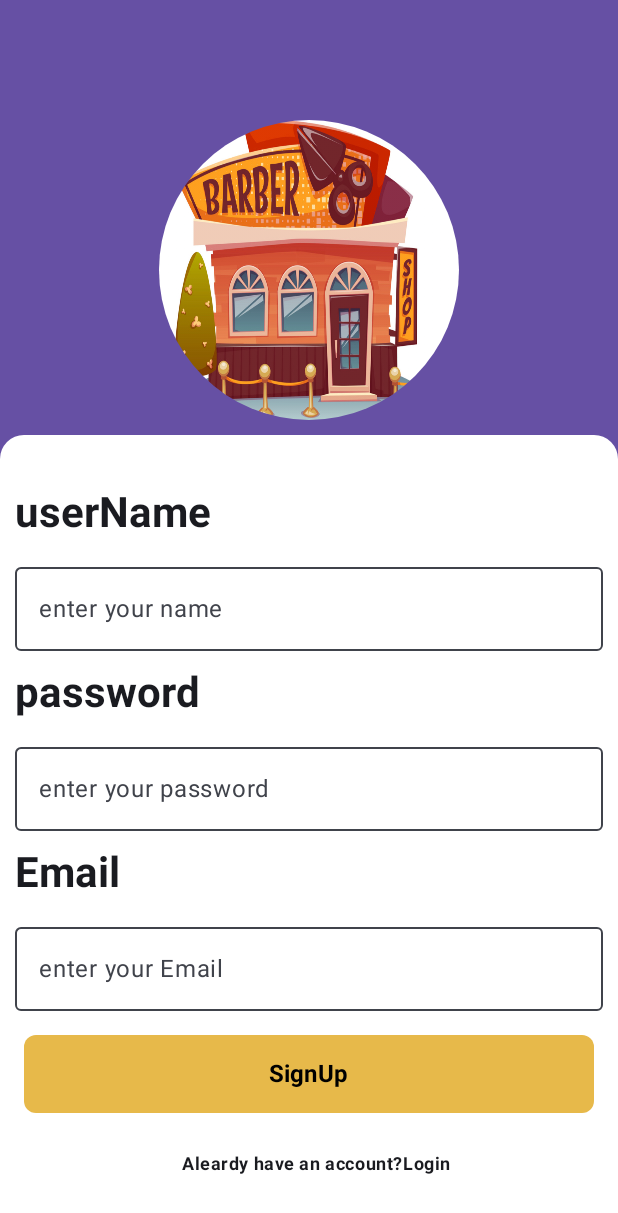
After one commit to myofficework000/ShalonApp, an Android app built with Jetpack Compose: the composable RegisterScreen shown on its own in the app's theme, on a phone screen of 412 x 824 dp. The commit adds this screen. Shown: the top 1213 px of the screen. Run offline under Robolectric (Android 15) with nearby library versions, the phone set to English and light mode, and no system bars.

Commit message:
added SplashScreen, register screen and LoginScreen

```diff
--- a/app/src/main/AndroidManifest.xml
+++ b/app/src/main/AndroidManifest.xml
@@ -14,7 +14,7 @@
         android:theme="@style/Theme.ShaloonApp"
         tools:targetApi="31">
         <activity
-            android:name=".MainActivity"
+            android:name=".view.MainActivity"
             android:exported="true"
             android:label="@string/app_name"
             android:theme="@style/Theme.ShaloonApp">
--- a/app/src/main/java/com/example/shaloonapp/ui/theme/Color.kt
+++ b/app/src/main/java/com/example/shaloonapp/ui/theme/Color.kt
@@ -5,6 +5,7 @@ import androidx.compose.ui.graphics.Color
 val Purple80 = Color(0xFFD0BCFF)
 val PurpleGrey80 = Color(0xFFCCC2DC)
 val Pink80 = Color(0xFFEFB8C8)
+val Yellow = Color(0xFFE7B94A)
 
 val Purple40 = Color(0xFF6650a4)
 val PurpleGrey40 = Color(0xFF625b71)
--- /dev/null
+++ b/app/src/main/java/com/example/shaloonapp/view/screens/RegisterScreen.kt
@@ -0,0 +1,166 @@
+package com.example.shaloonapp.view.screens
+
+import androidx.compose.foundation.Image
+import androidx.compose.foundation.background
+import androidx.compose.foundation.layout.Column
+import androidx.compose.foundation.layout.fillMaxHeight
+import androidx.compose.foundation.layout.fillMaxSize
+import androidx.compose.foundation.layout.fillMaxWidth
+import androidx.compose.foundation.layout.padding
+import androidx.compose.foundation.layout.size
+import androidx.compose.foundation.shape.CircleShape
+import androidx.compose.foundation.shape.RoundedCornerShape
+import androidx.compose.foundation.text.KeyboardOptions
+import androidx.compose.material3.Button
+import androidx.compose.material3.ButtonDefaults
+import androidx.compose.material3.MaterialTheme
+import androidx.compose.material3.Text
+import androidx.compose.runtime.Composable
+import androidx.compose.runtime.getValue
+import androidx.compose.runtime.mutableStateOf
+import androidx.compose.runtime.remember
+import androidx.compose.runtime.setValue
+import androidx.compose.ui.Alignment
+import androidx.compose.ui.Modifier
+import androidx.compose.ui.draw.clip
+import androidx.compose.ui.graphics.Color
+import androidx.compose.ui.layout.ContentScale
+import androidx.compose.ui.res.painterResource
+import androidx.compose.ui.res.stringResource
+import androidx.compose.ui.text.font.FontWeight
+import androidx.compose.ui.text.input.KeyboardType
+import androidx.compose.ui.text.style.TextAlign
+import androidx.compose.ui.unit.dp
+import androidx.compose.ui.unit.sp
+import androidx.navigation.NavController
+import com.example.shaloonapp.R
+import com.example.shaloonapp.ui.theme.Purple40
+import com.example.shaloonapp.ui.theme.Yellow
+import com.example.shaloonapp.view.screens.components.RoundedCard
+import com.example.shaloonapp.view.screens.components.TextInput
+
+
+@Composable
+fun RegisterScreen(navController: NavController) {
+
+
+    Column(
+        modifier = Modifier
+            .fillMaxSize()
+            .background(Purple40),
+        horizontalAlignment = Alignment.CenterHorizontally
+    ) {
+
+        Image(
+            modifier = Modifier
+                .padding(top = 80.dp)
+                .size(200.dp)
+                .clip(CircleShape),
+            contentScale = ContentScale.FillBounds,
+            painter = painterResource(id = R.drawable.barabar_image), contentDescription = "image"
+        )
+        CardView(modifier = Modifier
+            .fillMaxHeight()
+            .padding(top = 10.dp))
+    }
+
+}
+
+@Composable
+fun CardView(modifier: Modifier){
+
+    var userName by remember { mutableStateOf("") }
+    var password by remember { mutableStateOf("") }
+    var email by remember { mutableStateOf("") }
+
+    RoundedCard(modifier = modifier.fillMaxWidth()) {
+
+        Column(modifier = Modifier.padding(top = 24.dp)) {
+
+            Text(
+                modifier = Modifier
+                    .fillMaxWidth()
+                    .padding(top = 10.dp, start = 10.dp),
+                textAlign = TextAlign.Start,
+                fontWeight = FontWeight.Bold,
+                style = MaterialTheme.typography.headlineMedium,
+                text = stringResource(id = R.string.userName)
+            )
+
+            TextInput(modifier = Modifier
+                .fillMaxWidth()
+                .padding(top = 10.dp, start = 10.dp, end = 10.dp),
+                text = userName, onValueChange = { userName = it },
+                label =stringResource(id = R.string.enter_your_name)
+            )
+
+            Text(
+                modifier = Modifier
+                    .fillMaxWidth()
+                    .padding(top = 10.dp, start = 10.dp),
+                textAlign = TextAlign.Start,
+                fontWeight = FontWeight.Bold,
+                style = MaterialTheme.typography.headlineMedium,
+                text = stringResource(id = R.string.password)
+            )
+
+            TextInput(modifier = Modifier
+                .fillMaxWidth()
+                .padding(top = 10.dp, start = 10.dp, end = 10.dp),
+                text = password, onValueChange = { password = it },
+                label =stringResource(id = R.string.enter_your_password),
+                keyboardOptions = KeyboardOptions(keyboardType = KeyboardType.Password)
+            )
+
+            Text(
+                modifier = Modifier
+                    .fillMaxWidth()
+                    .padding(top = 10.dp, start = 10.dp),
+                textAlign = TextAlign.Start,
+                fontWeight = FontWeight.Bold,
+                style = MaterialTheme.typography.headlineMedium,
+                text = stringResource(id = R.string.Email)
+
+            )
+
+            TextInput(modifier = Modifier
+                .fillMaxWidth()
+                .padding(top = 10.dp, start = 10.dp, end = 10.dp),
+                text = email, onValueChange = { email = it },
+                label = stringResource(id = R.string.enter_your_Email)
+
+            )
+
+            Button(
+                onClick = {
+                    TODO()
+                },
+                shape= RoundedCornerShape(8.dp),
+                colors = ButtonDefaults.buttonColors(Yellow),
+                modifier = Modifier
+                    .fillMaxWidth()
+                    .padding(horizontal = 16.dp, vertical = 16.dp)
+            ) {
+                Text(
+                    text = stringResource(id = R.string.SignUp),
+                    color = Color.Black,
+                    fontWeight = FontWeight.Bold,
+                    fontSize = 16.sp,
+                    modifier = Modifier.padding(start = 8.dp, end = 8.dp, top = 8.dp, bottom = 8.dp)
+                )
+            }
+            Text(
+                modifier = Modifier
+                    .fillMaxWidth()
+                    .padding(top = 10.dp, start = 10.dp),
+                textAlign = TextAlign.Center,
+                fontWeight = FontWeight.Bold,
+                style = MaterialTheme.typography.bodySmall,
+                text = stringResource(id = R.string.Aleardy_have_an_account_Login)
+            )
+
+        }
+
+    }
+
+}
--- /dev/null
+++ b/app/src/main/java/com/example/shaloonapp/view/screens/components/Components.kt
@@ -0,0 +1,48 @@
+package com.example.shaloonapp.view.screens.components
+
+import androidx.compose.foundation.layout.ColumnScope
+import androidx.compose.foundation.shape.RoundedCornerShape
+import androidx.compose.foundation.text.KeyboardOptions
+import androidx.compose.material3.Card
+import androidx.compose.material3.CardDefaults
+import androidx.compose.material3.OutlinedTextField
+import androidx.compose.material3.Text
+import androidx.compose.material3.TextFieldDefaults
+import androidx.compose.runtime.Composable
+import androidx.compose.ui.Modifier
+import androidx.compose.ui.graphics.Color
+import androidx.compose.ui.text.input.KeyboardType
+import androidx.compose.ui.unit.dp
+
+@Composable
+fun TextInput(
+    modifier: Modifier = Modifier,
+    text: String,
+    label:String,
+    onValueChange:(String) -> Unit,
+    keyboardOptions: KeyboardOptions  = KeyboardOptions(keyboardType = KeyboardType.Text)
+){
+    OutlinedTextField(modifier = modifier,
+        value = text, onValueChange = onValueChange,
+        colors = TextFieldDefaults.colors(
+            focusedContainerColor = Color.Transparent,
+            unfocusedContainerColor = Color.Transparent
+        ),
+        label = {
+            Text(text = label)
+        },
+        keyboardOptions = keyboardOptions
+    )
+}
+
+@Composable
+fun RoundedCard(
+    modifier: Modifier = Modifier,
+    content: @Composable ColumnScope.() -> Unit){
+    Card(modifier = modifier,
+        shape = RoundedCornerShape(topStart = 16.dp, topEnd = 16.dp),
+        colors = CardDefaults.cardColors(containerColor = Color.White)
+    ){
+            content()
+    }
+}
--- a/app/src/main/res/values/strings.xml
+++ b/app/src/main/res/values/strings.xml
@@ -1,3 +1,12 @@
 <resources>
     <string name="app_name">ShaloonApp</string>
+    <string name="Aleardy_have_an_account_Login">Aleardy have an account?Login</string>
+    <string name="SignUp">SignUp</string>
+    <string name="Lets_Get_Started">Lets Get Started!</string>
+    <string name="userName">userName</string>
+    <string name="enter_your_name">enter your name</string>
+    <string name="password">password</string>
+    <string name="enter_your_password">enter your password</string>
+    <string name="Email">Email</string>
+    <string name="enter_your_Email">enter your Email</string>
 </resources>
```
Also changed, not shown: app/src/main/java/com/example/shaloonapp/view/screens/LoginScreen.kt (added, +150 -0 lines), app/src/main/java/com/example/shaloonapp/view/screens/SplashScreen.kt (+74 -5 lines), app/src/main/res/drawable/barabar_image.png (added), app/src/main/res/drawable/barbar_imag.png (deleted).
